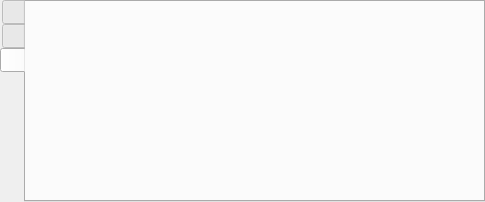
Before: the Qt Designer form Gui/Options/optionui.ui in rpdhunter/swbox, drawn with Qt 5.
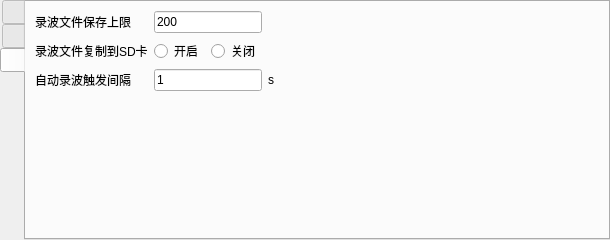
After: the same form once the commit is applied. The open tabs and pages were chosen to show the change.

The edit to the form file:
```diff
--- a/Gui/Options/optionui.ui
+++ b/Gui/Options/optionui.ui
@@ -6,8 +6,8 @@
    <rect>
     <x>0</x>
     <y>0</y>
-    <width>485</width>
-    <height>193</height>
+    <width>610</width>
+    <height>240</height>
    </rect>
   </property>
   <property name="sizePolicy">
@@ -687,6 +687,110 @@
       <attribute name="title">
        <string/>
       </attribute>
+      <layout class="QFormLayout" name="formLayout">
+       <item row="0" column="0">
+        <layout class="QGridLayout" name="gridLayout">
+         <item row="0" column="0">
+          <widget class="QLabel" name="label_7">
+           <property name="text">
+            <string>录波文件保存上限</string>
+           </property>
+          </widget>
+         </item>
+         <item row="0" column="1">
+          <widget class="QLineEdit" name="lineEdit_MaxFileNum">
+           <property name="sizePolicy">
+            <sizepolicy hsizetype="Preferred" vsizetype="Fixed">
+             <horstretch>0</horstretch>
+             <verstretch>0</verstretch>
+            </sizepolicy>
+           </property>
+           <property name="text">
+            <string>200</string>
+           </property>
+          </widget>
+         </item>
+         <item row="1" column="0">
+          <widget class="QLabel" name="label_8">
+           <property name="text">
+            <string>录波文件复制到SD卡</string>
+           </property>
+          </widget>
+         </item>
+         <item row="1" column="1">
+          <layout class="QHBoxLayout" name="horizontalLayout_9">
+           <item>
+            <widget class="QRadioButton" name="rbt_sd_on">
+             <property name="text">
+              <string>开启</string>
+             </property>
+            </widget>
+           </item>
+           <item>
+            <widget class="QRadioButton" name="rbt_sd_off">
+             <property name="text">
+              <string>关闭</string>
+             </property>
+            </widget>
+           </item>
+          </layout>
+         </item>
+         <item row="2" column="0">
+          <widget class="QLabel" name="label_9">
+           <property name="text">
+            <string>自动录波触发间隔</string>
+           </property>
+          </widget>
+         </item>
+         <item row="2" column="1">
+          <widget class="QLineEdit" name="lineEdit_interval">
+           <property name="sizePolicy">
+            <sizepolicy hsizetype="Preferred" vsizetype="Fixed">
+             <horstretch>0</horstretch>
+             <verstretch>0</verstretch>
+            </sizepolicy>
+           </property>
+           <property name="text">
+            <string>1</string>
+           </property>
+          </widget>
+         </item>
+         <item row="2" column="2">
+          <widget class="QLabel" name="label_10">
+           <property name="text">
+            <string>s</string>
+           </property>
+          </widget>
+         </item>
+        </layout>
+       </item>
+       <item row="0" column="1">
+        <spacer name="horizontalSpacer_14">
+         <property name="orientation">
+          <enum>Qt::Horizontal</enum>
+         </property>
+         <property name="sizeHint" stdset="0">
+          <size>
+           <width>239</width>
+           <height>20</height>
+          </size>
+         </property>
+        </spacer>
+       </item>
+       <item row="1" column="0">
+        <spacer name="verticalSpacer">
+         <property name="orientation">
+          <enum>Qt::Vertical</enum>
+         </property>
+         <property name="sizeHint" stdset="0">
+          <size>
+           <width>20</width>
+           <height>103</height>
+          </size>
+         </property>
+        </spacer>
+       </item>
+      </layout>
      </widget>
     </widget>
    </item>
```
Left out of the diff: 48 changed lines with no effect on the pictures.
